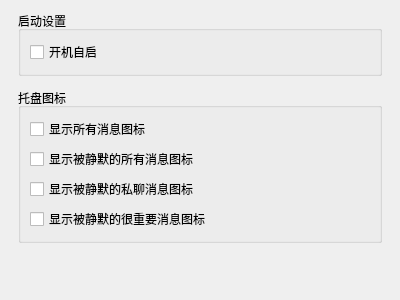
The window that widgets/settings/applicationwidget.ui (iwxyi/CatlikeQQ) describes before a commit, drawn with Qt 5.
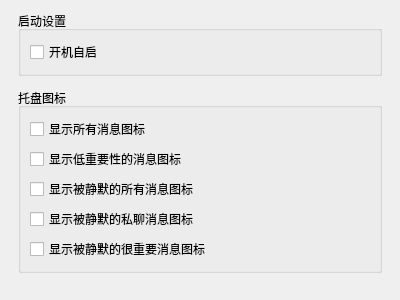
The same window after the commit.

Commit message: 新增：托盘显示低重要性的消息图标

What changed in the file:
```diff
--- a/widgets/settings/applicationwidget.ui
+++ b/widgets/settings/applicationwidget.ui
@@ -55,6 +55,16 @@
         </property>
        </widget>
       </item>
+      <item>
+       <widget class="QCheckBox" name="trayShowLowImportanceMessageIconCheck">
+        <property name="toolTip">
+         <string>不足以显示横幅通知的低重要性图标，作为托盘提示</string>
+        </property>
+        <property name="text">
+         <string>显示低重要性的消息图标</string>
+        </property>
+       </widget>
+      </item>
       <item>
        <widget class="QCheckBox" name="trayShowAllSlientMessageIconCheck">
         <property name="text">
```
The commit also changes 5 other files.
